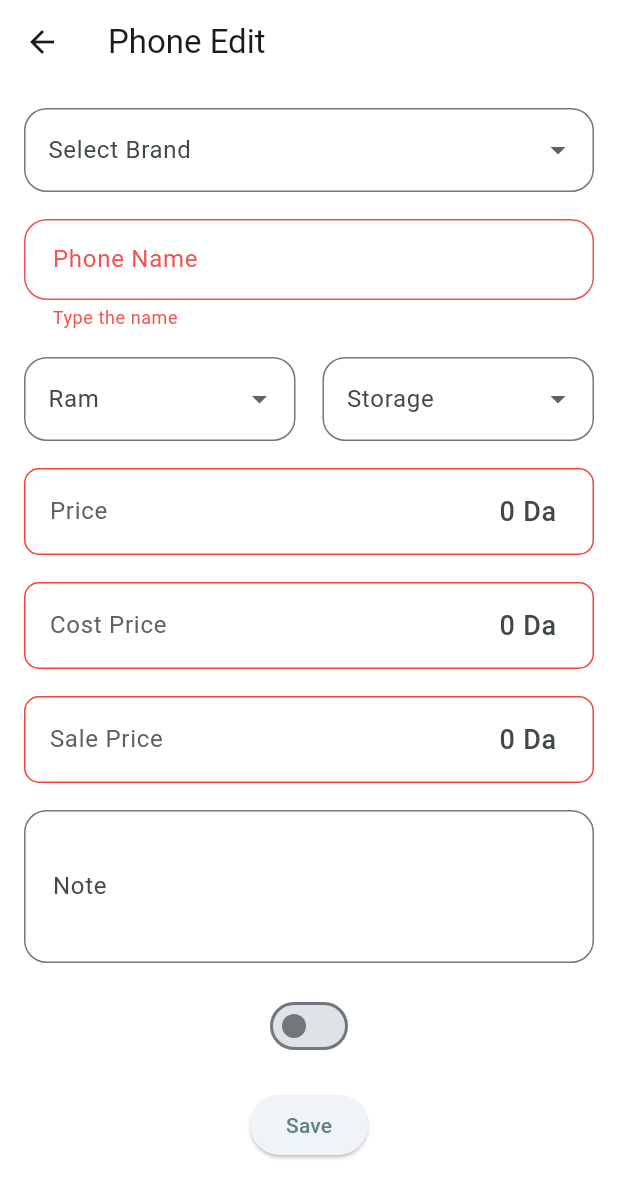
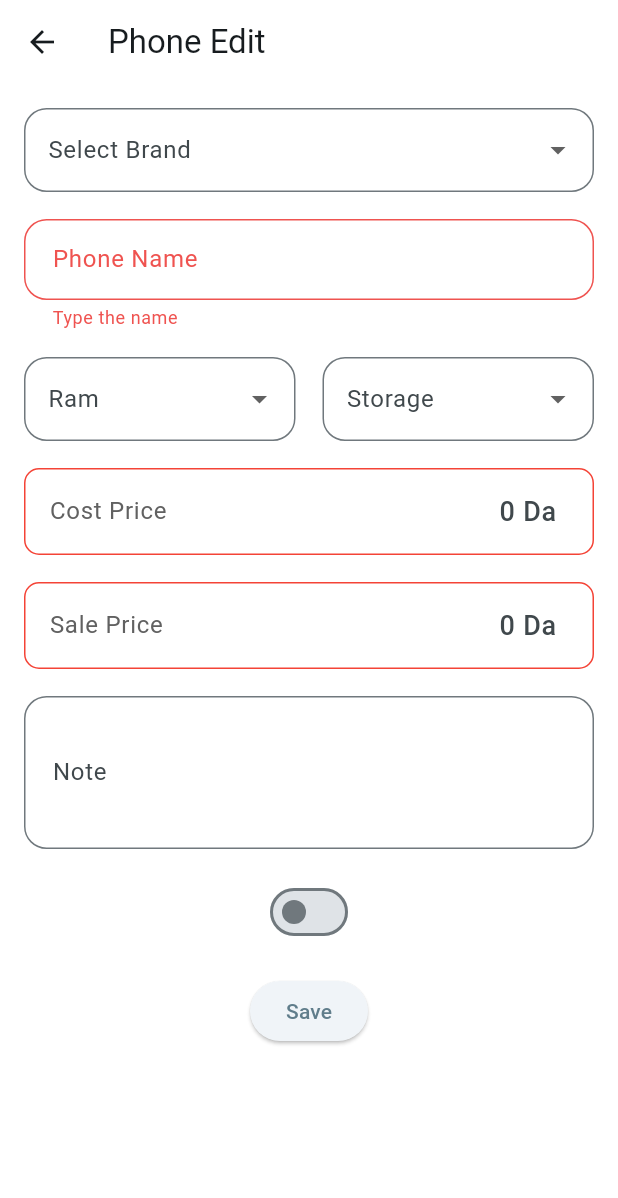
Before and after one commit to MohamedSadeck/phones-management, a Flutter app: the EditPhoneScreen screen opened directly with empty values, after a tap on "Save", on a phone screen of 412 x 824 dp. Shown: the top 1198 px of the screen. Run offline on Flutter 3.47's test engine with Material 3 defaults, Android fonts, the phone set to English and light mode, and no system bars; our stand-ins replace fluttertoast.

Commit message:
removed nested price and use sale price everywhere

```diff
--- a/lib/models/phone.dart
+++ b/lib/models/phone.dart
@@ -4,7 +4,6 @@ class Phone {
   final String name;
   final String storage;
   final String ram;
-  final int price;
   final int costPrice;
   final int salePrice;
   final String note;
@@ -16,7 +15,6 @@ class Phone {
     required this.name,
     required this.storage,
     required this.ram,
-    required this.price,
     required this.costPrice,
     required this.salePrice,
     required this.isAvailable,
@@ -34,7 +32,6 @@ class Phone {
       name: json['name'] as String,
       storage: json['storage'] as String,
       ram: json['ram'] as String,
-      price: json['price'] as int,
       costPrice: json['costPrice'] as int,
       salePrice: json['salePrice'] as int,
       isAvailable: json['isAvailable'] as bool,
@@ -48,7 +45,6 @@ class Phone {
       'brand': brand,
       'ram': ram,
       'storage': storage,
-      'price': price,
       'costPrice': costPrice,
       'salePrice': salePrice,
       'name': name,
--- a/lib/models/phone_data.dart
+++ b/lib/models/phone_data.dart
@@ -20,7 +20,7 @@ Future<List<Phone>> loadPhoneData() async {
       }
       // print('load phone data');
       // seePhones(phoneList);
-      phoneList.sort((a, b) => a.price.compareTo(b.price));
+      phoneList.sort((a, b) => a.salePrice.compareTo(b.salePrice));
       return phoneList;
     } else {
       return [];
--- a/lib/providers/phone_provider.dart
+++ b/lib/providers/phone_provider.dart
@@ -55,8 +55,8 @@ class PhoneProvider extends ChangeNotifier {
     _ascendingOrder = !_ascendingOrder;
     _filteredPhones.sort((a, b) {
       return _ascendingOrder
-          ? a.price.compareTo(b.price)
-          : b.price.compareTo(a.price);
+          ? a.salePrice.compareTo(b.salePrice)
+          : b.salePrice.compareTo(a.salePrice);
     });
 
     notifyListeners();
@@ -66,14 +66,18 @@ class PhoneProvider extends ChangeNotifier {
     if (_phones.isEmpty) {
       return 10000;
     }
-    return _phones.map((phone) => phone.price).reduce((a, b) => a < b ? a : b);
+    return _phones
+        .map((phone) => phone.salePrice)
+        .reduce((a, b) => a < b ? a : b);
   }
 
   int getMaxPrice() {
     if (_phones.isEmpty) {
       return 100000; // Default maximum price
     }
-    return _phones.map((phone) => phone.price).reduce((a, b) => a > b ? a : b);
+    return _phones
+        .map((phone) => phone.salePrice)
+        .reduce((a, b) => a > b ? a : b);
   }
 
   void addPhone(Phone newPhone) {
--- a/lib/screens/edit_phone_screen.dart
+++ b/lib/screens/edit_phone_screen.dart
@@ -22,8 +22,8 @@ class _EditPhoneScreenState extends State<EditPhoneScreen> {
   late String _selectedRam;
   late String _selectedStorage;
   late int _selectedPrice;
-  late int _selectedCostPrice; // renamed
-  late int _selectedSalePrice; // renamed
+  late int _selectedCostPrice;
+  late int _selectedSalePrice;
   late String _phoneName;
   late String _note;
   late bool _isAvailable;
@@ -42,18 +42,16 @@ class _EditPhoneScreenState extends State<EditPhoneScreen> {
     _selectedBrand = phone.brand;
     _selectedRam = phone.ram;
     _selectedStorage = phone.storage;
-    _selectedPrice = phone.price;
-    _selectedCostPrice = phone.costPrice; // renamed
-    _selectedSalePrice = phone.salePrice; // renamed
+    _selectedCostPrice = phone.costPrice;
+    _selectedSalePrice = phone.salePrice;
     _phoneName = phone.name;
     _note = phone.note;
     _isAvailable = phone.isAvailable;
     super.didChangeDependencies();
   }
 
-  bool priceIsValid = true;
-  bool costPriceIsValid = true; // renamed
-  bool salePriceIsValid = true; // renamed
+  bool costPriceIsValid = true;
+  bool salePriceIsValid = true;
 
   @override
   Widget build(BuildContext context) {
@@ -77,11 +75,9 @@ class _EditPhoneScreenState extends State<EditPhoneScreen> {
                 const SizedBox(height: 18),
                 storageRamRow(),
                 const SizedBox(height: 18),
-                priceField(),
+                costPriceField(), // reordered
                 const SizedBox(height: 18),
-                costPriceField(), // reordered and renamed
-                const SizedBox(height: 18),
-                salePriceField(), // renamed
+                salePriceField(),
                 const SizedBox(height: 18),
                 noteField(context),
                 const SizedBox(height: 18),
@@ -109,23 +105,15 @@ class _EditPhoneScreenState extends State<EditPhoneScreen> {
     return ElevatedButton(
       onPressed: () async {
         bool isValid = true;
-        if (_selectedPrice == 0) {
+        if (_selectedCostPrice == 0) {
           setState(() {
-            priceIsValid = false;
-            isValid = false;
-          });
-        }
-        if (_selectedCostPrice == 0) {
-          // renamed
-          setState(() {
-            costPriceIsValid = false; // renamed
+            costPriceIsValid = false;
             isValid = false;
           });
         }
         if (_selectedSalePrice == 0) {
-          // renamed
           setState(() {
-            salePriceIsValid = false; // renamed
+            salePriceIsValid = false;
             isValid = false;
           });
         }
@@ -136,9 +124,8 @@ class _EditPhoneScreenState extends State<EditPhoneScreen> {
             brand: _selectedBrand,
             ram: _selectedRam,
             storage: _selectedStorage,
-            price: _selectedPrice,
-            costPrice: _selectedCostPrice, // renamed
-            salePrice: _selectedSalePrice, // renamed
+            costPrice: _selectedCostPrice,
+            salePrice: _selectedSalePrice,
             name: _phoneName,
             isAvailable: _isAvailable,
             note: _note,
@@ -286,77 +273,46 @@ class _EditPhoneScreenState extends State<EditPhoneScreen> {
     );
   }
 
-  Container priceField() {
+  Container costPriceField() {
     return Container(
       decoration: BoxDecoration(
-        border: Border.all(color: priceIsValid ? Colors.grey : Colors.red),
+        border: Border.all(color: costPriceIsValid ? Colors.grey : Colors.red),
         borderRadius: BorderRadius.circular(10),
       ),
       child: ListTile(
         title: Text(
-          'Price',
+          'Cost Price',
           style: TextStyle(
-            color: _selectedPrice == 0 ? Colors.grey[700] : Colors.black,
-          ),
-        ),
-        focusColor: Colors.red,
-        trailing: Text(
-          '$_selectedPrice Da',
-          style: const TextStyle(fontSize: 18),
-        ),
-        onTap: _showPricePicker, // Show price picker modal
-      ),
-    );
-  }
-
-  Container costPriceField() {
-    // renamed
-    return Container(
-      decoration: BoxDecoration(
-        border: Border.all(
-            color: costPriceIsValid ? Colors.grey : Colors.red), // renamed
-        borderRadius: BorderRadius.circular(10),
-      ),
-      child: ListTile(
-        title: Text(
-          'Cost Price', // renamed
-          style: TextStyle(
-            color: _selectedCostPrice == 0
-                ? Colors.grey[700]
-                : Colors.black, // renamed
+            color: _selectedCostPrice == 0 ? Colors.grey[700] : Colors.black,
           ),
         ),
         trailing: Text(
-          '$_selectedCostPrice Da', // renamed
+          '$_selectedCostPrice Da',
           style: const TextStyle(fontSize: 18),
         ),
-        onTap: () => _showPricePicker('cost'), // renamed
+        onTap: () => _showPricePicker('cost'),
       ),
     );
   }
 
   Container salePriceField() {
-    // renamed
     return Container(
       decoration: BoxDecoration(
-        border: Border.all(
-            color: salePriceIsValid ? Colors.grey : Colors.red), // renamed
+        border: Border.all(color: salePriceIsValid ? Colors.grey : Colors.red),
         borderRadius: BorderRadius.circular(10),
       ),
       child: ListTile(
         title: Text(
-          'Sale Price', // renamed
+          'Sale Price',
           style: TextStyle(
-            color: _selectedSalePrice == 0
-                ? Colors.grey[700]
-                : Colors.black, // renamed
+            color: _selectedSalePrice == 0 ? Colors.grey[700] : Colors.black,
           ),
         ),
         trailing: Text(
-          '$_selectedSalePrice Da', // renamed
+          '$_selectedSalePrice Da',
           style: const TextStyle(fontSize: 18),
         ),
-        onTap: () => _showPricePicker('sale'), // renamed
+        onTap: () => _showPricePicker('sale'),
       ),
     );
   }
@@ -396,10 +352,10 @@ class _EditPhoneScreenState extends State<EditPhoneScreen> {
     List<int>? selectedDigits = await showModalBottomSheet<List<int>>(
       context: context,
       builder: (BuildContext context) {
-        int initialValue = priceType == 'sale' // renamed
-            ? _selectedSalePrice // renamed
-            : priceType == 'cost' // renamed
-                ? _selectedCostPrice // renamed
+        int initialValue = priceType == 'sale'
+            ? _selectedSalePrice
+            : priceType == 'cost'
+                ? _selectedCostPrice
                 : _selectedPrice;
 
         return PricePicker(
@@ -419,11 +375,9 @@ class _EditPhoneScreenState extends State<EditPhoneScreen> {
             selectedDigits[2] * 100;
 
         if (priceType == 'sale') {
-          // renamed
-          _selectedSalePrice = newPrice; // renamed
+          _selectedSalePrice = newPrice;
         } else if (priceType == 'cost') {
-          // renamed
-          _selectedCostPrice = newPrice; // renamed
+          _selectedCostPrice = newPrice;
         } else {
           _selectedPrice = newPrice;
         }
--- a/lib/screens/home_screen.dart
+++ b/lib/screens/home_screen.dart
@@ -251,15 +251,15 @@ class _HomeScreenState extends State<HomeScreen> {
       return const RangeValues(0, 1000); // Default values
     }
 
-    int minPrice = phones[0].price;
-    int maxPrice = phones[0].price;
+    int minPrice = phones[0].salePrice;
+    int maxPrice = phones[0].salePrice;
 
     for (var phone in phones) {
-      if (phone.price < minPrice) {
-        minPrice = phone.price;
+      if (phone.salePrice < minPrice) {
+        minPrice = phone.salePrice;
       }
-      if (phone.price > maxPrice) {
-        maxPrice = phone.price;
+      if (phone.salePrice > maxPrice) {
+        maxPrice = phone.salePrice;
       }
     }
 
@@ -294,8 +294,8 @@ class _HomeScreenState extends State<HomeScreen> {
                       Navigator.pop(context);
                       // Filter phones based on the selected price range
                       List<Phone> filteredByPrice = phones.where((phone) {
-                        return phone.price >= _selectedPriceRange.start &&
-                            phone.price <= _selectedPriceRange.end;
+                        return phone.salePrice >= _selectedPriceRange.start &&
+                            phone.salePrice <= _selectedPriceRange.end;
                       }).toList();
                       phoneProvider.setFilteredPhones(filteredByPrice);
                     },
--- a/lib/widgets/phone_list_item.dart
+++ b/lib/widgets/phone_list_item.dart
@@ -38,7 +38,7 @@ class PhoneListItem extends StatelessWidget {
               const TextStyle(fontSize: 17.0), // Adjust the font size as needed
         ),
         trailing: Text(
-          '${phone.price} Da',
+          '${phone.salePrice} Da',
           style: const TextStyle(
               fontSize: 20.0,
               fontWeight:
```
Also changed, not shown: lib/screens/add_phone_screen.dart (+8 -45 lines).
